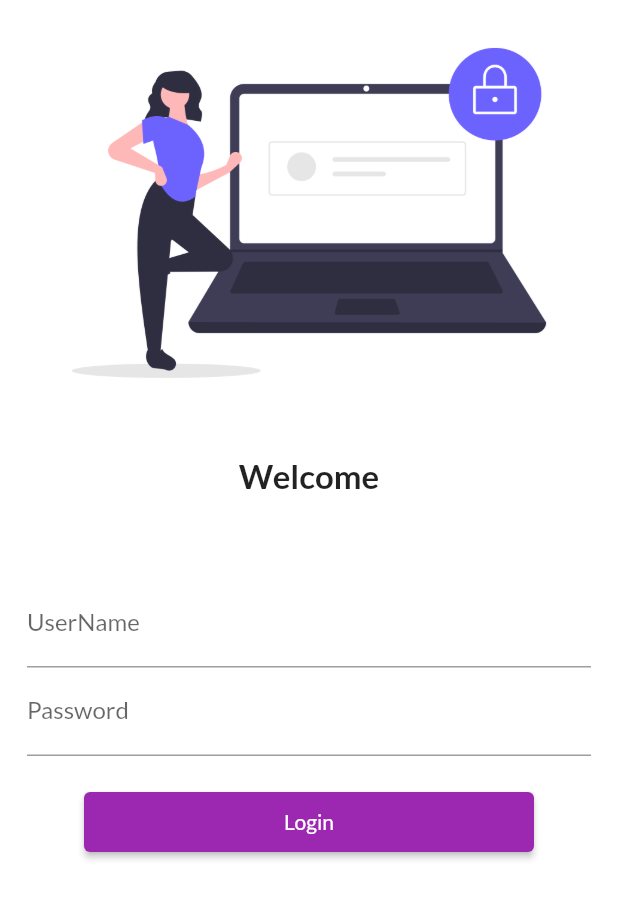
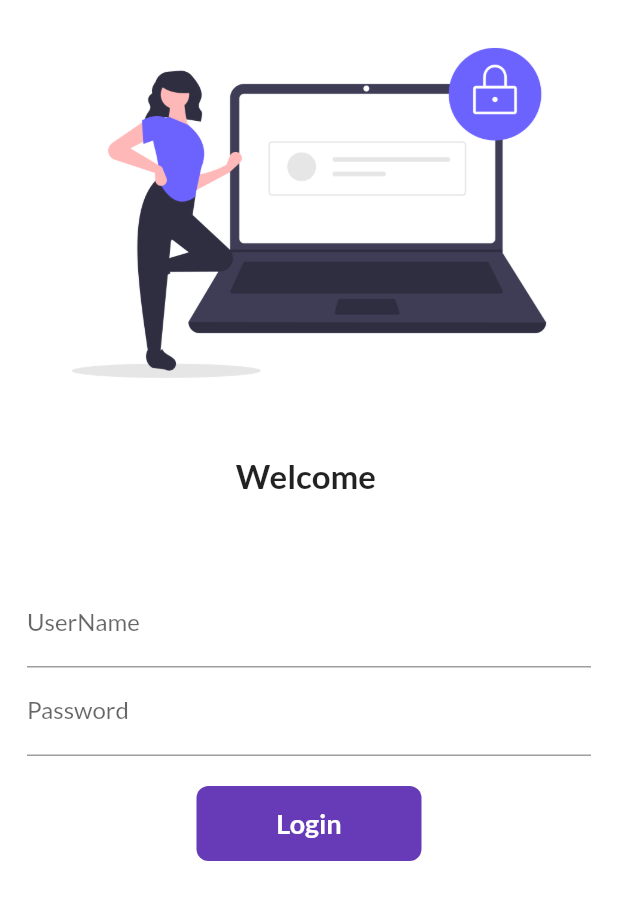
Before and after one commit to MudassirHussain-dev/hmh30daysflutter, a Flutter app: the screen it shows after launch, on a phone screen of 412 x 824 dp. Shown: the top 900 px of the screen. Run offline on Flutter 3.47's test engine with Material 2 defaults, Android fonts, the phone set to English and light mode, and no system bars; our stand-ins replace google_fonts.

Commit message:
day6completed

```diff
--- a/lib/pages/home_page.dart
+++ b/lib/pages/home_page.dart
@@ -4,7 +4,10 @@ class Home extends StatelessWidget {
   @override
   Widget build(BuildContext context) {
     return Scaffold(
-      appBar: AppBar(),
+      appBar: AppBar(
+        title: Text("Catalog App"),
+        centerTitle: true,
+      ),
       body: Center(
         child: Container(
           child: Text("MashAllah")),
--- a/lib/pages/login_page.dart
+++ b/lib/pages/login_page.dart
@@ -1,13 +1,20 @@
 import 'package:flutter/material.dart';
 import 'package:flutter_catalog/routes.dart';
 
-class Login extends StatelessWidget {
+class Login extends StatefulWidget {
+  @override
+  _LoginState createState() => _LoginState();
+}
+
+class _LoginState extends State<Login> {
+  String name = "";
+  bool changeButton = false;
   @override
   Widget build(BuildContext context) {
     return Material(
         color: Colors.white,
         child: SingleChildScrollView(
-                  child: Column(
+          child: Column(
             children: [
               Image.asset(
                 "assets/images/login_image.png",
@@ -17,20 +24,24 @@ class Login extends StatelessWidget {
                 height: 20.0,
               ),
               Text(
-                "Welcome",
+                "Welcome $name",
                 style: TextStyle(fontSize: 22.0, fontWeight: FontWeight.bold),
               ),
               SizedBox(
                 height: 40.0,
               ),
               Padding(
-                padding:
-                    const EdgeInsets.symmetric(vertical: 16.0, horizontal: 18.0),
+                padding: const EdgeInsets.symmetric(
+                    vertical: 16.0, horizontal: 18.0),
                 child: Column(
                   children: [
                     TextFormField(
                       decoration: InputDecoration(
                           hintText: "Enter UserName", labelText: "UserName"),
+                      onChanged: (value) {
+                        name = value;
+                        setState(() {});
+                      },
                     ),
                     TextFormField(
                       obscureText: true,
@@ -40,13 +51,41 @@ class Login extends StatelessWidget {
                     SizedBox(
                       height: 20.0,
                     ),
-                    ElevatedButton(
-                      style: TextButton.styleFrom(minimumSize: Size(300,40)),
-                      onPressed: () {
-                       Navigator.pushNamed(context, MyRoutes.homeRoute);
+                    InkWell(
+                      onTap: ()async{
+                        setState(() {
+                          changeButton = true;
+                        });
+                        await Future.delayed(Duration(seconds: 1));
+                        Navigator.pushNamed(context, MyRoutes.homeRoute);
                       },
-                      child: Text("Login"),
-                    )
+                      child: AnimatedContainer(
+                          duration: Duration(seconds: 1),
+                          //wrap with GestureDetector and inkwell
+                          width: changeButton ? 50 : 150,
+                          height: 50,
+                          alignment: Alignment.center,
+                          child:changeButton? Icon(Icons.done,color:Colors.white) : Text(
+                            "Login",
+                            style: TextStyle(
+                                fontSize: 18.0,
+                                fontWeight: FontWeight.bold,
+                                color: Colors.white),
+                          ),
+                          decoration: BoxDecoration(
+                              color: Colors.deepPurple,
+                              //  shape: changeButton ? BoxShape.circle : BoxShape.rectangle,
+                              borderRadius: BorderRadius.circular(
+                                  changeButton ? 50 : 8.0))),
+                    ),
+
+                    // ElevatedButton(
+                    //   style: TextButton.styleFrom(minimumSize: Size(300, 40)),
+                    //   onPressed: () {
+                    //     Navigator.pushNamed(context, MyRoutes.homeRoute);
+                    //   },
+                    //   child: Text("Login"),
+                    // )
                   ],
                 ),
               )
```
